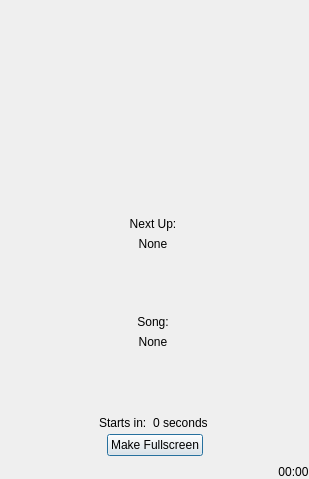
This is OpenKJ/dlgcdg.ui in OpenKJ/OpenKJ as Qt 5 draws it before an edit. The edited form follows.
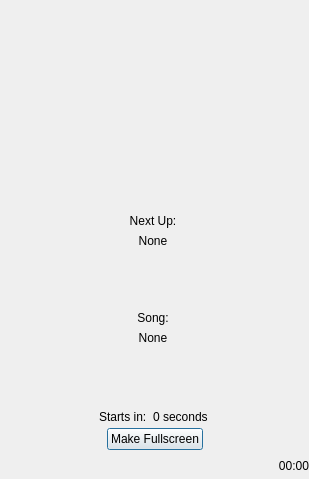
This is the edited form. Custom widgets are drawn as their Qt base class.

The edit to the form file:
```diff
--- a/OpenKJ/dlgcdg.ui
+++ b/OpenKJ/dlgcdg.ui
@@ -276,6 +276,9 @@
    </item>
    <item>
     <layout class="QHBoxLayout" name="horizontalLayout_4">
+     <property name="spacing">
+      <number>0</number>
+     </property>
      <property name="topMargin">
       <number>0</number>
      </property>
@@ -293,7 +296,31 @@
          <height>50</height>
         </size>
        </property>
-      </widget>
+       <layout class="QHBoxLayout" name="horizontalLayout_5">
+        <property name="leftMargin">
+         <number>0</number>
+        </property>
+        <property name="topMargin">
+         <number>0</number>
+        </property>
+        <property name="rightMargin">
+         <number>0</number>
+        </property>
+        <property name="bottomMargin">
+         <number>0</number>
+        </property>
+        <item>
+         <spacer name="horizontalSpacerScroll">
+          <property name="orientation">
+           <enum>Qt::Horizontal</enum>
+          </property>
+          <property name="sizeHint" stdset="0">
+           <size>
+            <width>40</width>
+            <height>20</height>
+           </size>
+          </property>
+         </spacer>
      </item>
      <item>
       <widget class="QLabel" name="lblRemain">
@@ -310,8 +337,11 @@
         <string>00:00</string>
        </property>
        <property name="alignment">
-        <set>Qt::AlignHCenter|Qt::AlignTop</set>
-       </property>
+           <set>Qt::AlignRight|Qt::AlignTop|Qt::AlignTrailing</set>
+          </property>
+         </widget>
+        </item>
+       </layout>
       </widget>
      </item>
     </layout>
```
Lines whose indentation alone changed are shown as unchanged.
